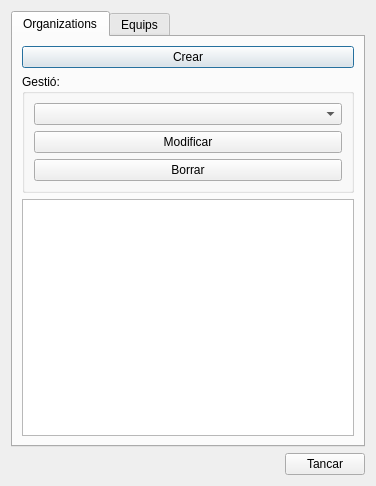
First picture: the form in core/ui/toolbars/cm/resources_management.ui, repository Giswater/giswater_qgis_plugin, before the edit.
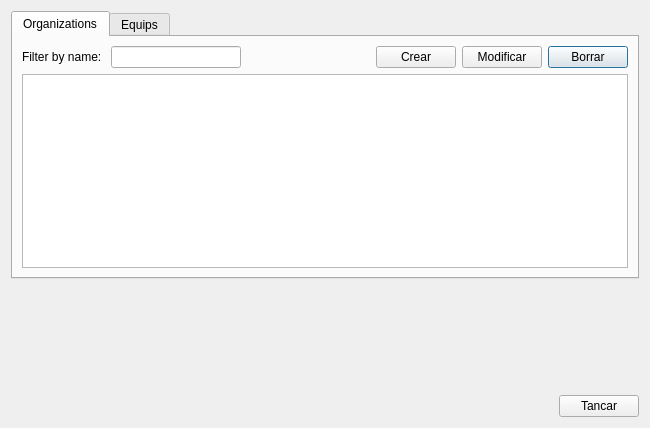
Second picture: the form after the edit.

Commit message: feat(campaign manage organizations): add CRUD for single organizations

```diff
--- a/core/ui/toolbars/cm/resources_management.ui
+++ b/core/ui/toolbars/cm/resources_management.ui
@@ -6,8 +6,8 @@
    <rect>
     <x>0</x>
     <y>0</y>
-    <width>376</width>
-    <height>486</height>
+    <width>650</width>
+    <height>428</height>
    </rect>
   </property>
   <property name="windowTitle">
@@ -26,41 +26,59 @@
          <string>Organizations</string>
         </attribute>
         <layout class="QGridLayout" name="gridLayout_3">
-         <item row="5" column="0">
-          <widget class="QTableView" name="tbl_view_organi"/>
-         </item>
          <item row="0" column="0">
+          <layout class="QGridLayout" name="gridLayout_6">
+           <property name="topMargin">
+            <number>0</number>
+           </property>
+           <item row="0" column="5">
+            <widget class="QPushButton" name="btn_organi_delete">
+             <property name="text">
+              <string>Borrar</string>
+             </property>
+            </widget>
+           </item>
+           <item row="0" column="2">
+            <spacer name="horizontalSpacer_2">
+             <property name="orientation">
+              <enum>Qt::Horizontal</enum>
+             </property>
+             <property name="sizeHint" stdset="0">
+              <size>
+               <width>40</width>
+               <height>20</height>
+              </size>
+             </property>
+            </spacer>
+           </item>
+           <item row="0" column="3">
           <widget class="QPushButton" name="btn_organi_create">
            <property name="text">
             <string>Crear</string>
            </property>
           </widget>
          </item>
-         <item row="2" column="0">
-          <widget class="QGroupBox" name="groupBox_2">
-           <property name="title">
-            <string>Gestió:</string>
-           </property>
-           <layout class="QGridLayout" name="gridLayout_5">
-            <item row="1" column="0">
+           <item row="0" column="4">
              <widget class="QPushButton" name="btn_organi_update">
               <property name="text">
                <string>Modificar</string>
               </property>
              </widget>
             </item>
+           <item row="0" column="1">
+            <widget class="QLineEdit" name="txt_orgname"/>
+           </item>
             <item row="0" column="0">
-             <widget class="QComboBox" name="cmb_organi"/>
-            </item>
-            <item row="2" column="0">
-             <widget class="QPushButton" name="btn_organi_delete">
+            <widget class="QLabel" name="label">
               <property name="text">
-               <string>Borrar</string>
+              <string>Filter by name: </string>
               </property>
              </widget>
             </item>
            </layout>
-          </widget>
+         </item>
+         <item row="1" column="0">
+          <widget class="QTableView" name="tbl_organizations"/>
          </item>
         </layout>
        </widget>
@@ -133,6 +151,19 @@
      </item>
     </layout>
    </item>
+   <item>
+    <spacer name="verticalSpacer_2">
+     <property name="orientation">
+      <enum>Qt::Vertical</enum>
+     </property>
+     <property name="sizeHint" stdset="0">
+      <size>
+       <width>20</width>
+       <height>40</height>
+      </size>
+     </property>
+    </spacer>
+   </item>
    <item>
     <layout class="QGridLayout" name="lyt_buttons">
      <item row="0" column="0">
```
Left out of the diff: 1 changed line with no effect on the pictures. Lines whose indentation alone changed are shown as unchanged. The commit also changes 4 other files.
